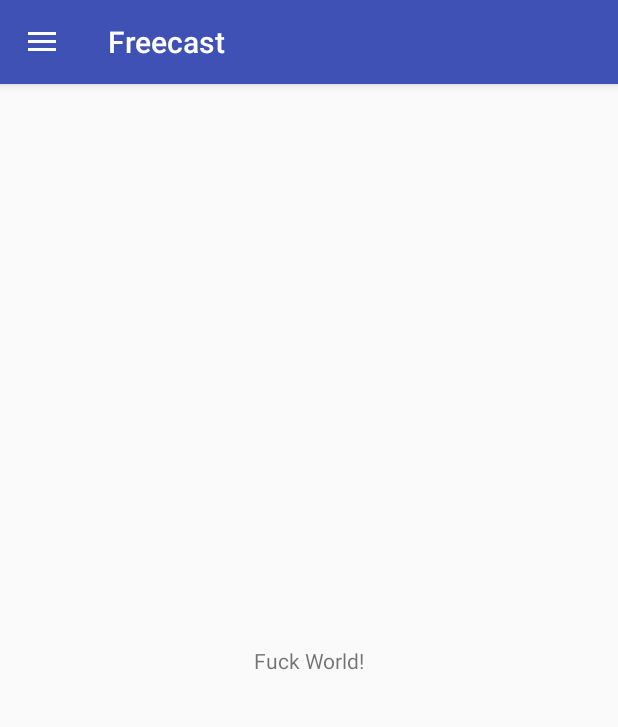
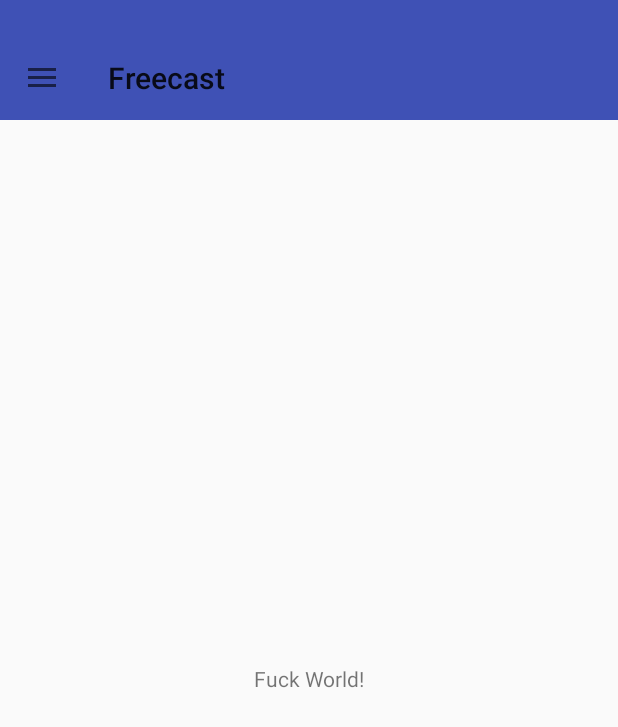
Before and after one commit to Magic4Cloud/FreecastAndroid, an Android app: the screen it shows after launch (MainActivity), after a tap on "Import", on a phone screen of 412 x 824 dp. Shown: the top 727 px of the screen. Run offline under Robolectric (Android 15) with nearby library versions, the phone set to English and light mode, and no system bars; 1 other tap on this screen came first.

Commit message:
1. 添加侧滑 2. 修改状态栏

```diff
--- a/app/build.gradle
+++ b/app/build.gradle
@@ -6,7 +6,7 @@ android {
     defaultConfig {
         applicationId "com.cloud4magic.freecast"
         minSdkVersion 16
-        targetSdkVersion 25
+        targetSdkVersion 22
         versionCode 1
         versionName "1.0"
         testInstrumentationRunner "android.support.test.runner.AndroidJUnitRunner"
--- a/app/src/main/java/com/cloud4magic/freecast/MainActivity.java
+++ b/app/src/main/java/com/cloud4magic/freecast/MainActivity.java
@@ -1,14 +1,26 @@
 package com.cloud4magic.freecast;
 
+import android.content.Context;
 import android.os.Bundle;
 import android.support.design.widget.NavigationView;
+import android.support.v4.content.ContextCompat;
 import android.support.v4.view.GravityCompat;
 import android.support.v4.widget.DrawerLayout;
 import android.support.v7.app.ActionBarDrawerToggle;
 import android.support.v7.app.AppCompatActivity;
 import android.support.v7.widget.Toolbar;
+import android.view.Display;
 import android.view.MenuItem;
+import android.view.View;
+import android.view.WindowManager;
+import android.widget.LinearLayout;
 
+import com.cloud4magic.freecast.utils.StatusBarUtil;
+
+/**
+ * Date   2017/6/29
+ * Editor  Misuzu
+ */
 public class MainActivity extends AppCompatActivity
         implements NavigationView.OnNavigationItemSelectedListener {
 
@@ -23,11 +35,34 @@ public class MainActivity extends AppCompatActivity
         DrawerLayout drawer = (DrawerLayout) findViewById(R.id.drawer_layout);
         ActionBarDrawerToggle toggle = new ActionBarDrawerToggle(
                 this, drawer, toolbar, R.string.navigation_drawer_open, R.string.navigation_drawer_close);
-        drawer.setDrawerListener(toggle);
+        drawer.addDrawerListener(toggle);
         toggle.syncState();
 
-        NavigationView navigationView = (NavigationView) findViewById(R.id.nav_view);
+        final NavigationView navigationView = (NavigationView) findViewById(R.id.nav_view);
         navigationView.setNavigationItemSelectedListener(this);
+        final LinearLayout mainContent = (LinearLayout) findViewById(R.id.activity_main_content);
+        drawer.addDrawerListener(new DrawerLayout.DrawerListener() {
+            @Override
+            public void onDrawerSlide(View drawerView, float slideOffset) {
+
+                WindowManager manager = (WindowManager) getSystemService(Context.WINDOW_SERVICE);
+                Display display = manager.getDefaultDisplay();
+                mainContent.layout(navigationView.getRight(), 0, navigationView.getRight() + display.getWidth(), display.getHeight());
+            }
+            @Override
+            public void onDrawerOpened(View drawerView) {
+
+            }
+            @Override
+            public void onDrawerClosed(View drawerView) {
+
+            }
+            @Override
+            public void onDrawerStateChanged(int newState) {
+
+            }
+        });
+        StatusBarUtil.setColorForDrawerLayout(this,drawer, ContextCompat.getColor(this,R.color.colorPrimary));
     }
 
     @Override
--- /dev/null
+++ b/app/src/main/java/com/cloud4magic/freecast/utils/StatusBarUtil.java
@@ -0,0 +1,139 @@
+package com.cloud4magic.freecast.utils;
+
+import android.app.Activity;
+import android.os.Build;
+import android.support.v4.widget.DrawerLayout;
+import android.view.View;
+import android.view.ViewGroup;
+import android.view.WindowManager;
+import android.widget.LinearLayout;
+
+/**
+ * Date   2017/6/29
+ * Editor  Misuzu
+ */
+
+public class StatusBarUtil {
+
+    /**
+     * 设置状态栏颜色
+     *
+     * @param activity 需要设置的activity
+     * @param color    状态栏颜色值
+     */
+    public static void setColor(Activity activity, int color) {
+        if (Build.VERSION.SDK_INT >= Build.VERSION_CODES.KITKAT) {
+            // 设置状态栏透明
+            activity.getWindow().addFlags(WindowManager.LayoutParams.FLAG_TRANSLUCENT_STATUS);
+            // 生成一个状态栏大小的矩形
+            View statusView = createStatusView(activity, color);
+            // 添加 statusView 到布局中
+            ViewGroup decorView = (ViewGroup) activity.getWindow().getDecorView();
+            decorView.addView(statusView);
+            // 设置根布局的参数
+            ViewGroup rootView = (ViewGroup) ((ViewGroup) activity.findViewById(android.R.id.content)).getChildAt(0);
+            rootView.setFitsSystemWindows(true);
+            rootView.setClipToPadding(true);
+        }
+    }
+
+    /**
+     * 为DrawerLayout 布局设置状态栏变色
+     *
+     * @param activity     需要设置的activity
+     * @param drawerLayout DrawerLayout
+     * @param color        状态栏颜色值
+     */
+    public static void setColorForDrawerLayout(Activity activity, DrawerLayout drawerLayout, int color) {
+        if (Build.VERSION.SDK_INT >= Build.VERSION_CODES.KITKAT) {
+            activity.getWindow().addFlags(WindowManager.LayoutParams.FLAG_TRANSLUCENT_STATUS);
+            // 生成一个状态栏大小的矩形
+            View statusBarView = createStatusView(activity, color);
+            // 添加 statusBarView 到布局中
+            ViewGroup contentLayout = (ViewGroup) drawerLayout.getChildAt(0);
+            contentLayout.addView(statusBarView, 0);
+
+            // 内容布局不是 LinearLayout 时,设置padding top
+            if (!(contentLayout instanceof LinearLayout) && contentLayout.getChildAt(1) != null) {
+                contentLayout.getChildAt(1).setPadding(0, getStatusBarHeight(activity), 0, 0);
+            }
+            ViewGroup drawer = (ViewGroup) drawerLayout.getChildAt(1);
+            drawerLayout.setFitsSystemWindows(false);
+            contentLayout.setFitsSystemWindows(false);
+            contentLayout.setClipToPadding(true);
+            drawer.setFitsSystemWindows(false);
+        }
+    }
+
+    /**
+     * 生成一个和状态栏大小相同的矩形条
+     *
+     * @param activity 需要设置的activity
+     * @param color    状态栏颜色值
+     * @return 状态栏矩形条
+     */
+    private static View createStatusView(Activity activity , int color) {
+        // 获得状态栏高度
+        int resourceId = activity.getResources().getIdentifier("status_bar_height" , "dimen", "android");
+        int statusBarHeight = activity.getResources().getDimensionPixelSize(resourceId);
+
+        // 绘制一个和状态栏一样高的矩形
+        View statusView = new View(activity);
+        LinearLayout.LayoutParams params = new LinearLayout.LayoutParams(ViewGroup.LayoutParams. MATCH_PARENT,
+                statusBarHeight) ;
+        statusView.setLayoutParams(params) ;
+        statusView.setBackgroundColor(color) ;
+        return statusView ;
+    }
+
+
+    /**
+     * 获得状态栏高度
+     */
+    public static int getStatusBarHeight(Activity activity){
+
+        int resourceId = activity.getResources().getIdentifier("status_bar_height" , "dimen", "android");
+        int statusBarHeight = activity.getResources().getDimensionPixelSize(resourceId);
+        return statusBarHeight;
+    }
+
+    /**
+     * 为 DrawerLayout 布局设置状态栏透明
+     *
+     * @param activity     需要设置的activity
+     * @param drawerLayout DrawerLayout
+     */
+    public static void setTranslucentForDrawerLayout(Activity activity, DrawerLayout drawerLayout) {
+        if (Build.VERSION.SDK_INT >= Build.VERSION_CODES.KITKAT) {
+            // 设置状态栏透明
+            activity.getWindow().addFlags(WindowManager.LayoutParams.FLAG_TRANSLUCENT_STATUS);
+            // 设置内容布局属性
+            ViewGroup contentLayout = (ViewGroup) drawerLayout.getChildAt(0);
+            contentLayout.setFitsSystemWindows(false);
+            contentLayout.setClipToPadding(true);
+            // 设置抽屉布局属性
+            ViewGroup vg = (ViewGroup) drawerLayout.getChildAt(1);
+            vg.setFitsSystemWindows(false);
+            // 设置 DrawerLayout 属性
+            drawerLayout.setFitsSystemWindows(false);
+        }
+    }
+
+    /**
+     * 使状态栏透明
+     * <p>
+     * 适用于图片作为背景的界面,此时需要图片填充到状态栏
+     *
+     * @param activity 需要设置的activity
+     */
+    public static void setTranslucent(Activity activity) {
+        if (Build.VERSION.SDK_INT >= Build.VERSION_CODES.KITKAT) {
+            // 设置状态栏透明
+            activity.getWindow().addFlags(WindowManager.LayoutParams.FLAG_TRANSLUCENT_STATUS);
+            // 设置根布局的参数
+            ViewGroup rootView = (ViewGroup) ((ViewGroup) activity.findViewById(android.R.id.content)).getChildAt(0);
+            rootView.setFitsSystemWindows(false);
+            rootView.setClipToPadding(true);
+        }
+    }
+}
--- a/app/src/main/res/layout/activity_main.xml
+++ b/app/src/main/res/layout/activity_main.xml
@@ -7,7 +7,7 @@
     android:layout_width="match_parent"
     android:layout_height="match_parent"
     android:fitsSystemWindows="true"
-    tools:openDrawer="start">
+    tools:openDrawer="end">
 
     <include
         layout="@layout/app_bar_main"
--- a/app/src/main/res/layout/app_bar_main.xml
+++ b/app/src/main/res/layout/app_bar_main.xml
@@ -1,27 +1,25 @@
 <?xml version="1.0" encoding="utf-8"?>
-<android.support.design.widget.CoordinatorLayout
+<LinearLayout
+    android:id="@+id/activity_main_content"
     xmlns:android="http://schemas.android.com/apk/res/android"
     xmlns:app="http://schemas.android.com/apk/res-auto"
     xmlns:tools="http://schemas.android.com/tools"
     android:layout_width="match_parent"
     android:layout_height="match_parent"
+    android:orientation="vertical"
     tools:context="com.cloud4magic.freecast.MainActivity">
 
-    <android.support.design.widget.AppBarLayout
-        android:layout_width="match_parent"
-        android:layout_height="wrap_content"
-        android:theme="@style/AppTheme.AppBarOverlay">
 
     <android.support.v7.widget.Toolbar
         android:id="@+id/toolbar"
         android:layout_width="match_parent"
         android:layout_height="?attr/actionBarSize"
         android:background="?attr/colorPrimary"
+        android:fitsSystemWindows="true"
         app:popupTheme="@style/AppTheme.PopupOverlay"/>
 
-    </android.support.design.widget.AppBarLayout>
 
     <include layout="@layout/content_main"/>
 
 
-</android.support.design.widget.CoordinatorLayout>
+</LinearLayout>
--- a/app/src/main/res/values/styles.xml
+++ b/app/src/main/res/values/styles.xml
@@ -1,13 +1,20 @@
 <resources>
 
     <!-- Base application theme. -->
-    <style name="AppTheme" parent="Theme.AppCompat.Light.DarkActionBar">
+    <style name="AppTheme" parent="Theme.AppCompat.DayNight.NoActionBar">
         <!-- Customize your theme here. -->
         <item name="colorPrimary">@color/colorPrimary</item>
         <item name="colorPrimaryDark">@color/colorPrimaryDark</item>
         <item name="colorAccent">@color/colorAccent</item>
+        <item name="windowActionBar">false</item>
+        <item name="windowNoTitle">true</item>
+
+        <item name="android:screenOrientation">portrait</item>
+        <item name="android:windowEnableSplitTouch">false</item>
+        <item name="android:splitMotionEvents">false</item>
+        <item name="android:fitsSystemWindows">false</item>
+        <item name="android:windowContentOverlay">@null</item>
     </style>
-
     <style name="AppTheme.NoActionBar">
         <item name="windowActionBar">false</item>
         <item name="windowNoTitle">true</item>
```
Lines whose indentation alone changed are shown as unchanged.
